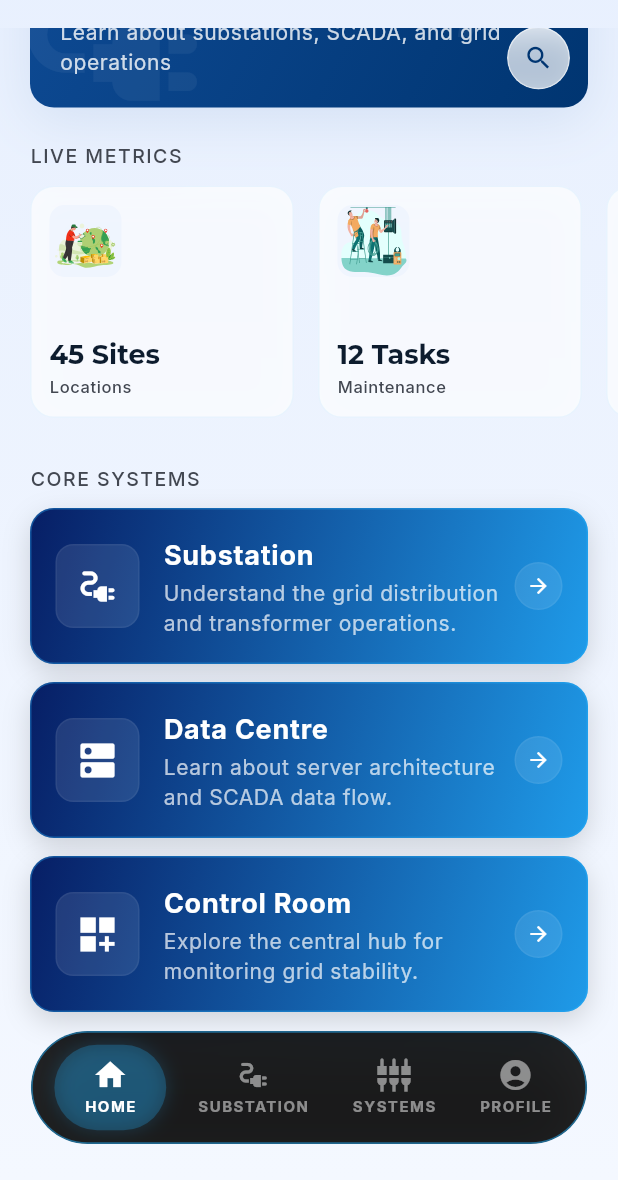
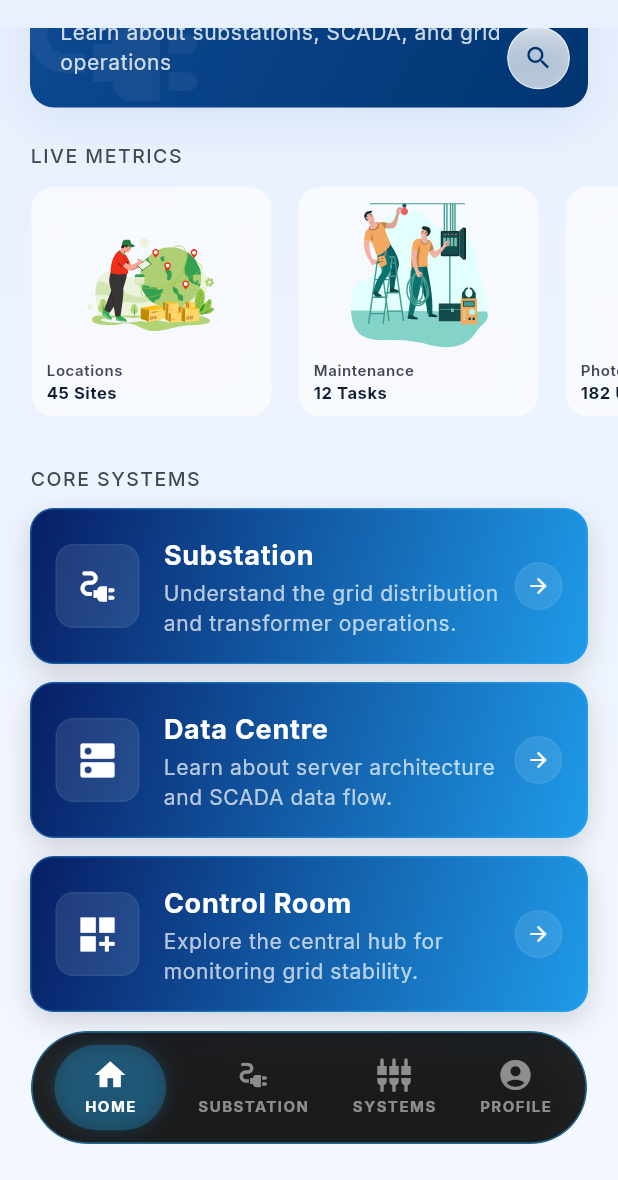
Before and after one commit to abinashmohanty8059/TPCODL, a Flutter app: the screen it shows after launch, scrolled down 227 dp, on a phone screen of 412 x 824 dp, the part 56-1236 px from its top. Run offline on Flutter 3.47's test engine with Material 3 defaults, Android fonts, the phone set to English and light mode, and no system bars; drawn by our look-alikes of flutter_animate; our stand-ins replace google_fonts, lottie.

Commit message:
animation size scaled

```diff
--- a/lib/widgets/stat_card.dart
+++ b/lib/widgets/stat_card.dart
@@ -14,83 +14,79 @@ class StatCard extends StatelessWidget {
     return GlassCard(
       borderRadius: 16,
       borderColor: TPColors.secondaryFixed.withValues(alpha: 0.35),
-      padding: const EdgeInsets.all(12),
+      padding: const EdgeInsets.symmetric(horizontal: 10, vertical: 8),
       child: SizedBox(
-        width: 150,
-        height: 125,
+        width: 140,
         child: Column(
-          crossAxisAlignment: CrossAxisAlignment.start,
+          crossAxisAlignment: CrossAxisAlignment.stretch,
           children: [
+            if (data.lottieAsset != null)
+              Expanded(
+                child: Lottie.asset(
+                  data.lottieAsset!,
+                  fit: BoxFit.contain,
+                  errorBuilder: (context, error, stackTrace) {
+                    return Center(
+                      child: Icon(data.icon, size: 36, color: TPColors.primary),
+                    );
+                  },
+                ),
+              )
+            else
+              Expanded(
+                child: Center(
+                  child: Icon(data.icon, size: 36, color: TPColors.primary),
+                ),
+              ),
+            const SizedBox(height: 6),
             Row(
               mainAxisAlignment: MainAxisAlignment.spaceBetween,
-              crossAxisAlignment: CrossAxisAlignment.start,
               children: [
-                if (data.lottieAsset != null)
-                  Container(
-                    width: 48,
-                    height: 48,
-                    decoration: BoxDecoration(
-                      color: TPColors.surfaceContainer.withValues(alpha: 0.4),
-                      borderRadius: BorderRadius.circular(10),
-                    ),
-                    clipBehavior: Clip.antiAlias,
-                    child: Lottie.asset(
-                      data.lottieAsset!,
-                      fit: BoxFit.contain,
-                      errorBuilder: (context, error, stackTrace) {
-                        return Center(
-                          child: Icon(data.icon, size: 20, color: TPColors.primary),
-                        );
-                      },
-                    ),
-                  )
-                else
-                  Container(
-                    padding: const EdgeInsets.all(8),
-                    decoration: BoxDecoration(
-                      color: TPColors.surfaceContainer,
-                      borderRadius: BorderRadius.circular(9999),
-                    ),
-                    child: Icon(data.icon, size: 20, color: TPColors.primary),
+                Expanded(
+                  child: Column(
+                    crossAxisAlignment: CrossAxisAlignment.start,
+                    mainAxisSize: MainAxisSize.min,
+                    children: [
+                      Text(
+                        data.label,
+                        style: Theme.of(context).textTheme.bodySmall?.copyWith(
+                              color: TPColors.onSurfaceVariant,
+                              fontWeight: FontWeight.w600,
+                              fontSize: 10,
+                            ),
+                        maxLines: 1,
+                        overflow: TextOverflow.ellipsis,
+                      ),
+                      Text(
+                        data.value,
+                        style: Theme.of(context).textTheme.bodySmall?.copyWith(
+                              color: TPColors.onSurface,
+                              fontWeight: FontWeight.w700,
+                              fontSize: 11,
+                            ),
+                        maxLines: 1,
+                        overflow: TextOverflow.ellipsis,
+                      ),
+                    ],
                   ),
+                ),
                 if (data.isLive)
                   Container(
-                    padding: const EdgeInsets.symmetric(horizontal: 6, vertical: 2),
+                    padding: const EdgeInsets.symmetric(horizontal: 4, vertical: 1),
                     decoration: BoxDecoration(
                       color: TPColors.secondaryContainer.withValues(alpha: 0.15),
-                      borderRadius: BorderRadius.circular(6),
+                      borderRadius: BorderRadius.circular(4),
                     ),
                     child: Text(
                       'LIVE',
                       style: Theme.of(context).textTheme.labelMedium?.copyWith(
                             color: TPColors.secondaryContainer,
                             fontWeight: FontWeight.w800,
-                            letterSpacing: 0.5,
-                            fontSize: 9,
+                            fontSize: 8,
                           ),
                     ),
                   ),
               ],
-            ),
-            const Spacer(),
-            Text(
-              data.value,
-              style: Theme.of(context).textTheme.headlineSmall?.copyWith(
-                    color: TPColors.onSurface,
-                    fontWeight: FontWeight.w700,
-                    fontSize: 18,
-                  ),
-            ),
-            const SizedBox(height: 1),
-            Text(
-              data.label,
-              style: Theme.of(context).textTheme.bodySmall?.copyWith(
-                    color: TPColors.onSurfaceVariant,
-                    fontWeight: FontWeight.w500,
-                    fontSize: 11,
-                  ),
-              maxLines: 1,
-              overflow: TextOverflow.ellipsis,
             ),
           ],
         ),
```
